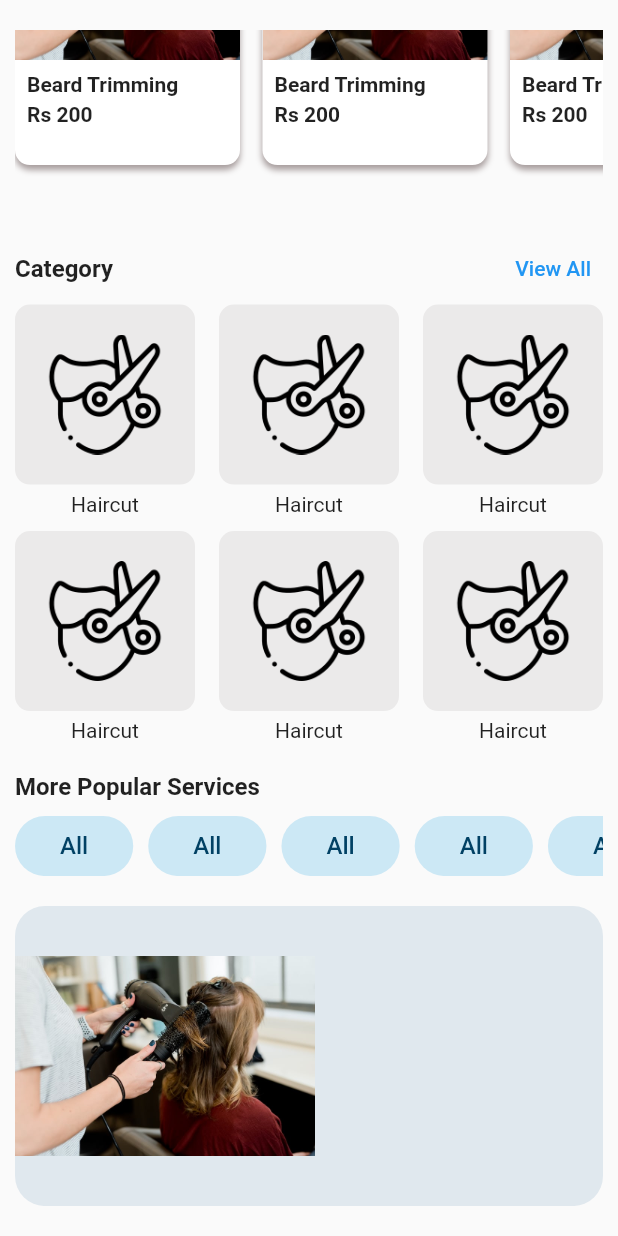
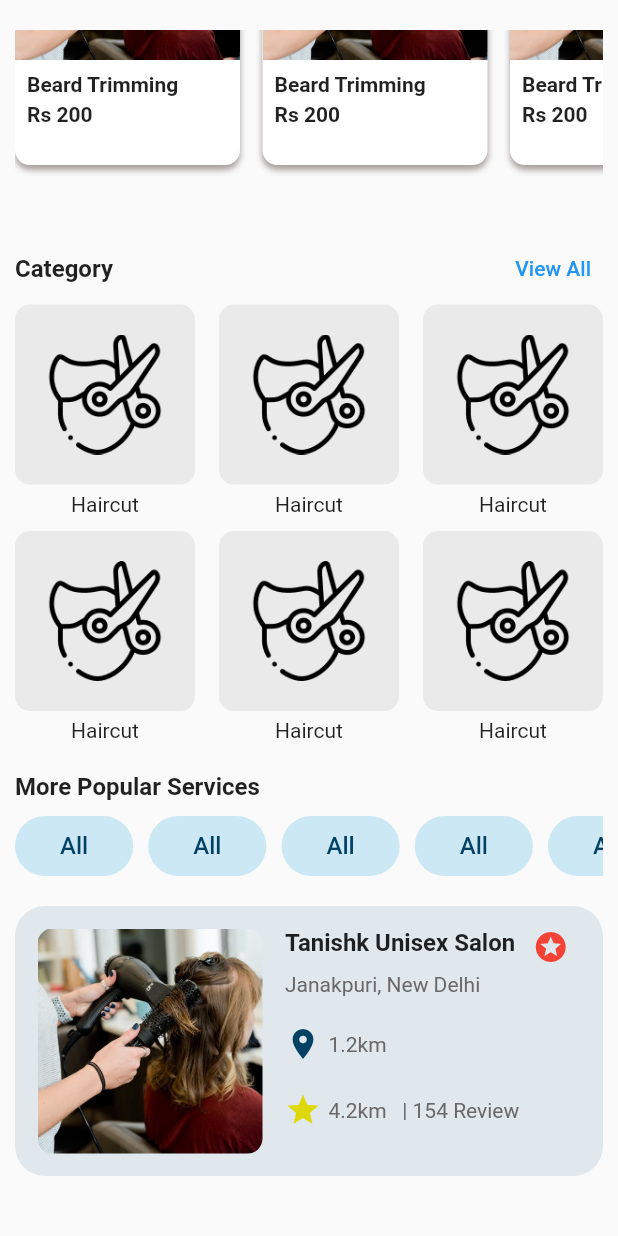
Before and after one commit to Simple-Genius/barber_shop, a Flutter app: the screen it shows after launch, scrolled down 473 dp, on a phone screen of 412 x 824 dp. Run offline on Flutter 3.47's test engine with Material 2 defaults, Android fonts, the phone set to English and light mode, and no system bars; our stand-ins replace get.

Commit message:
barber_shop_view complete

```diff
--- a/lib/app/modules/barber_shop/views/barber_shop_view.dart
+++ b/lib/app/modules/barber_shop/views/barber_shop_view.dart
@@ -1,5 +1,7 @@
+import 'package:barber_shop/app/modules/barber_shop/views/categories_page.dart';
 import 'package:barber_shop/app/widgets/booking_card.dart';
 import 'package:barber_shop/app/widgets/category_card.dart';
+import 'package:barber_shop/app/widgets/salon_card.dart';
 import 'package:barber_shop/app/widgets/service_tile.dart';
 import 'package:flutter/material.dart';
 import 'package:get/get.dart';
@@ -107,7 +109,11 @@ class BarberShopView extends GetView<BarberShopController> {
                   style: TextStyle(fontWeight: FontWeight.bold, fontSize: 16),
                 ),
                 Spacer(),
-                TextButton(onPressed: () {}, child: Text('View All'))
+                TextButton(
+                    onPressed: () {
+                      Get.to(() => CategoryPage());
+                    },
+                    child: Text('View All'))
               ],
             ),
             Row(
@@ -172,19 +178,22 @@ class BarberShopView extends GetView<BarberShopController> {
             SizedBox(
               height: 20,
             ),
-            Container(
-              //padding: ,
-              decoration: BoxDecoration(
-                  color: Color.fromARGB(255, 224, 232, 238),
-                  borderRadius: BorderRadius.circular(20)),
-              child: Row(children: [
-                Image(
-                  image: AssetImage('images/img2.jpeg'),
-                  height: 200,
-                  width: 200,
-                )
-              ]),
-            )
+            SalonCard(),
+            SizedBox(
+              height: 30,
+            ),
+            SalonCard(),
+            SizedBox(
+              height: 30,
+            ),
+            SalonCard(),
+            SizedBox(
+              height: 30,
+            ),
+            SalonCard(),
+            SizedBox(
+              height: 30,
+            ),
           ],
         ),
       ),
--- /dev/null
+++ b/lib/app/modules/barber_shop/views/categories_page.dart
@@ -0,0 +1,9 @@
+import 'package:flutter/material.dart';
+import 'package:get/get.dart';
+
+class CategoryPage extends GetView {
+  @override
+  Widget build(BuildContext context) {
+    return Scaffold();
+  }
+}
--- /dev/null
+++ b/lib/app/widgets/salon_card.dart
@@ -0,0 +1,90 @@
+import 'package:flutter/material.dart';
+
+class SalonCard extends StatelessWidget {
+  const SalonCard({
+    super.key,
+  });
+
+  @override
+  Widget build(BuildContext context) {
+    return Container(
+      padding: EdgeInsets.only(top: 15, left: 15, bottom: 15),
+      decoration: BoxDecoration(
+          color: Color.fromARGB(255, 224, 232, 238),
+          borderRadius: BorderRadius.circular(20)),
+      child: Row(crossAxisAlignment: CrossAxisAlignment.start, children: [
+        ClipRRect(
+          borderRadius: BorderRadius.circular(10),
+          child: Container(
+            height: 150,
+            width: 150,
+            child: Image(
+              image: AssetImage('images/img2.jpeg'),
+              fit: BoxFit.cover,
+            ),
+          ),
+        ),
+        SizedBox(
+          width: 15,
+        ),
+        Column(
+          crossAxisAlignment: CrossAxisAlignment.start,
+          children: [
+            Text(
+              'Tanishk Unisex Salon',
+              style: TextStyle(fontWeight: FontWeight.bold, fontSize: 16),
+            ),
+            SizedBox(
+              height: 10,
+            ),
+            Text(
+              'Janakpuri, New Delhi',
+              style: TextStyle(color: const Color.fromARGB(255, 105, 103, 103)),
+            ),
+            SizedBox(
+              height: 20,
+            ),
+            Row(
+              children: [
+                Icon(
+                  Icons.location_on,
+                  color: Color(0xff014164),
+                ),
+                SizedBox(
+                  width: 5,
+                ),
+                Text('1.2km',
+                    style: TextStyle(
+                        color: const Color.fromARGB(255, 105, 103, 103)))
+              ],
+            ),
+            SizedBox(
+              height: 20,
+            ),
+            Row(
+              children: [
+                Icon(
+                  Icons.star,
+                  color: Color.fromARGB(255, 223, 216, 8),
+                ),
+                SizedBox(
+                  width: 5,
+                ),
+                Text('4.2km   | 154 Review',
+                    style: TextStyle(
+                        color: const Color.fromARGB(255, 105, 103, 103)))
+              ],
+            )
+          ],
+        ),
+        SizedBox(
+          width: 9,
+        ),
+        Icon(
+          Icons.stars,
+          color: Colors.red,
+        )
+      ]),
+    );
+  }
+}
```
